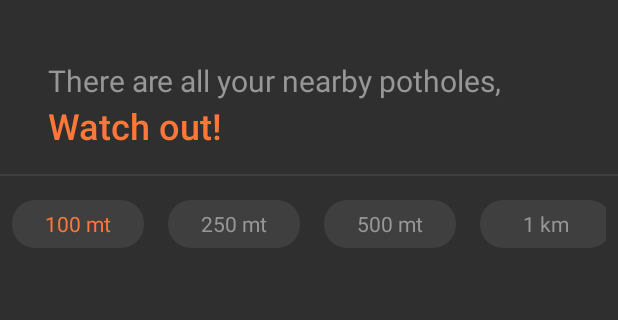
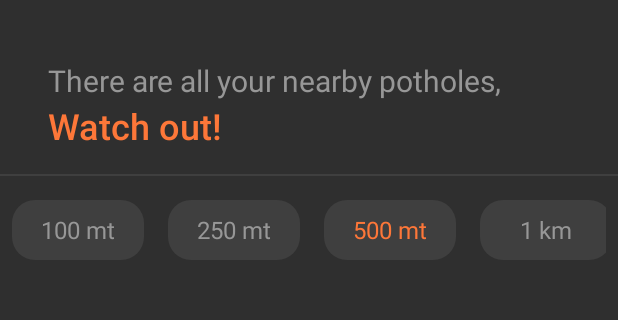
Before and after one commit to FabioCinicolo/PotHub, an Android app: the fragment RightHomeFragment placed in its activity, after a tap on "500 mt", on a phone screen of 412 x 824 dp, the part 448-768 px from its top. Run offline under Robolectric (Android 15) with nearby library versions, the phone set to English and light mode, and no system bars; 2 other taps on this screen came first.

Commit message:
Fixed button on click in RightHomeFragment

```diff
--- a/Pothub/app/src/main/java/com/cindea/pothub/home/RightHomeFragment.java
+++ b/Pothub/app/src/main/java/com/cindea/pothub/home/RightHomeFragment.java
@@ -17,8 +17,8 @@ import com.cindea.pothub.R;
 
 public class RightHomeFragment extends Fragment {
 
-    Button[] buttons = new Button[5];
-    int filter_position = 0;
+    Button button_100mt, button_250mt, button_500mt, button_1km, button_5km;
+    Button position_button;
 
     @Override
     public View onCreateView(LayoutInflater inflater, ViewGroup container,
@@ -37,83 +37,83 @@ public class RightHomeFragment extends Fragment {
 
     private void setupComponents(View view) {
 
-        buttons[0] = view.findViewById(R.id.fragmentRightHome_100mt);
-        buttons[1] = view.findViewById(R.id.fragmentRightHome_250mt);
-        buttons[2] = view.findViewById(R.id.fragmentRightHome_500mt);
-        buttons[3] = view.findViewById(R.id.fragmentRightHome_1km);
-        buttons[4] = view.findViewById(R.id.fragmentRightHome_5km);
+        button_100mt = view.findViewById(R.id.fragmentRightHome_100mt);
+        position_button = button_100mt;
+        button_250mt  = view.findViewById(R.id.fragmentRightHome_250mt);
+        button_500mt  = view.findViewById(R.id.fragmentRightHome_500mt);
+        button_1km = view.findViewById(R.id.fragmentRightHome_1km);
+        button_5km = view.findViewById(R.id.fragmentRightHome_5km);
 
     }
 
     private void customListeners() {
 
-        buttons[0].setOnClickListener(view -> {
+        button_100mt.setOnClickListener(view -> {
 
-            if(!checkIfSamePosition(0)) {
+            if(!checkIfSamePosition(button_100mt)) {
 
-                buttons[0].setTextColor(getContext().getResources().getColor(R.color.edit_text_orange));
-                filter_position = 0;
-                buttons[filter_position].setTextColor(Color.parseColor("#979797"));
+                button_100mt.setTextColor(getResources().getColor(R.color.edit_text_orange));
+                position_button.setTextColor(getResources().getColor(R.color.text_in_edit));
+                position_button = button_100mt;
 
             }
 
         });
 
-        buttons[1].setOnClickListener(view -> {
+        button_250mt.setOnClickListener(view -> {
 
-            if(!checkIfSamePosition(1)) {
+            if(!checkIfSamePosition(button_250mt)) {
 
-                buttons[1].setTextColor(getContext().getResources().getColor(R.color.edit_text_orange));
-                filter_position = 1;
-                buttons[filter_position].setTextColor(Color.parseColor("#979797"));
+                button_250mt.setTextColor(getResources().getColor(R.color.edit_text_orange));
+                position_button.setTextColor(getResources().getColor(R.color.text_in_edit));
+                position_button = button_250mt;
 
             }
 
         });
 
-        buttons[2].setOnClickListener(view -> {
+        button_500mt.setOnClickListener(view -> {
 
-            if(!checkIfSamePosition(2)) {
+            if(!checkIfSamePosition(button_500mt)) {
 
-                Log.e("ERROR", "In if");
-
-                buttons[2].setTextColor(getContext().getResources().getColor(R.color.edit_text_orange));
-                filter_position = 2;
-                buttons[filter_position].setTextColor(Color.parseColor("#979797"));
+                button_500mt.setTextColor(getResources().getColor(R.color.edit_text_orange));
+                position_button.setTextColor(getResources().getColor(R.color.text_in_edit));
+                position_button = button_500mt;
 
             }
 
         });
 
-        buttons[3].setOnClickListener(view -> {
+        button_1km.setOnClickListener(view -> {
 
-            if(!checkIfSamePosition(3)) {
+            if(!checkIfSamePosition(button_1km)) {
 
-                buttons[3].setTextColor(Color.parseColor("#FD7739"));
-                filter_position = 3;
-                buttons[filter_position].setTextColor(Color.parseColor("#979797"));
+                button_1km.setTextColor(getResources().getColor(R.color.edit_text_orange));
+                position_button.setTextColor(getResources().getColor(R.color.text_in_edit));
+                position_button = button_1km;
 
             }
 
         });
 
-        buttons[4].setOnClickListener(view -> {
+        button_5km.setOnClickListener(view -> {
 
-            if(!checkIfSamePosition(4)) {
+            if(!checkIfSamePosition(button_5km)) {
 
-                buttons[4].setTextColor(Color.parseColor("#FD7739"));
-                filter_position = 4;
-                buttons[filter_position].setTextColor(Color.parseColor("#979797"));
+                button_5km.setTextColor(getResources().getColor(R.color.edit_text_orange));
+                position_button.setTextColor(getResources().getColor(R.color.text_in_edit));
+                position_button = button_5km;
 
             }
 
         });
 
+
     }
 
-    private boolean checkIfSamePosition(int position) {
+    private boolean checkIfSamePosition(Button button) {
 
-        return position == filter_position;
+        return (position_button.getCurrentTextColor() == button.getCurrentTextColor()) ? true : false;
 
     }
 }
--- a/Pothub/app/src/main/res/layout/fragment_right_home.xml
+++ b/Pothub/app/src/main/res/layout/fragment_right_home.xml
@@ -56,7 +56,7 @@
             <android.widget.Button
                 android:id="@+id/fragmentRightHome_100mt"
                 android:layout_width="wrap_content"
-                android:layout_height="32dp"
+                android:layout_height="40dp"
                 android:background="@drawable/custom_edit_text"
                 android:backgroundTint="#3F3F3F"
                 android:fontFamily="sans-serif"
@@ -64,12 +64,12 @@
                 android:stateListAnimator="@null"
                 android:textAllCaps="false"
                 android:textColor="@color/edit_text_orange"
-                android:textSize="14sp" />
+                android:textSize="16sp" />
 
             <android.widget.Button
                 android:id="@+id/fragmentRightHome_250mt"
                 android:layout_width="wrap_content"
-                android:layout_height="32dp"
+                android:layout_height="40dp"
                 android:layout_marginStart="16dp"
                 android:background="@drawable/custom_edit_text"
                 android:backgroundTint="#3F3F3F"
@@ -78,12 +78,12 @@
                 android:stateListAnimator="@null"
                 android:textAllCaps="false"
                 android:textColor="@color/text_in_edit"
-                android:textSize="14sp" />
+                android:textSize="16sp" />
 
             <android.widget.Button
                 android:id="@+id/fragmentRightHome_500mt"
                 android:layout_width="wrap_content"
-                android:layout_height="32dp"
+                android:layout_height="40dp"
                 android:layout_marginStart="16dp"
                 android:background="@drawable/custom_edit_text"
                 android:backgroundTint="#3F3F3F"
@@ -92,12 +92,12 @@
                 android:stateListAnimator="@null"
                 android:textAllCaps="false"
                 android:textColor="@color/text_in_edit"
-                android:textSize="14sp" />
+                android:textSize="16sp" />
 
             <android.widget.Button
                 android:id="@+id/fragmentRightHome_1km"
                 android:layout_width="wrap_content"
-                android:layout_height="32dp"
+                android:layout_height="40dp"
                 android:layout_marginStart="16dp"
                 android:background="@drawable/custom_edit_text"
                 android:backgroundTint="#3F3F3F"
@@ -106,12 +106,12 @@
                 android:stateListAnimator="@null"
                 android:textAllCaps="false"
                 android:textColor="@color/text_in_edit"
-                android:textSize="14sp" />
+                android:textSize="16sp" />
 
             <android.widget.Button
                 android:id="@+id/fragmentRightHome_5km"
                 android:layout_width="wrap_content"
-                android:layout_height="32dp"
+                android:layout_height="40dp"
                 android:layout_marginStart="16dp"
                 android:background="@drawable/custom_edit_text"
                 android:backgroundTint="#3F3F3F"
@@ -120,7 +120,7 @@
                 android:stateListAnimator="@null"
                 android:textAllCaps="false"
                 android:textColor="@color/text_in_edit"
-                android:textSize="14sp" />
+                android:textSize="16sp" />
 
         </LinearLayout>
 
```
